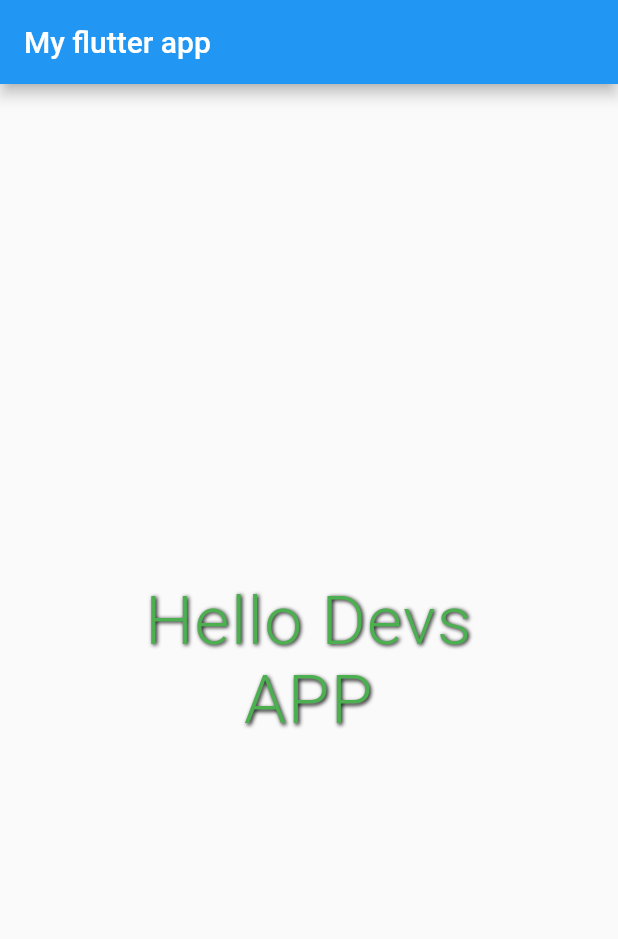
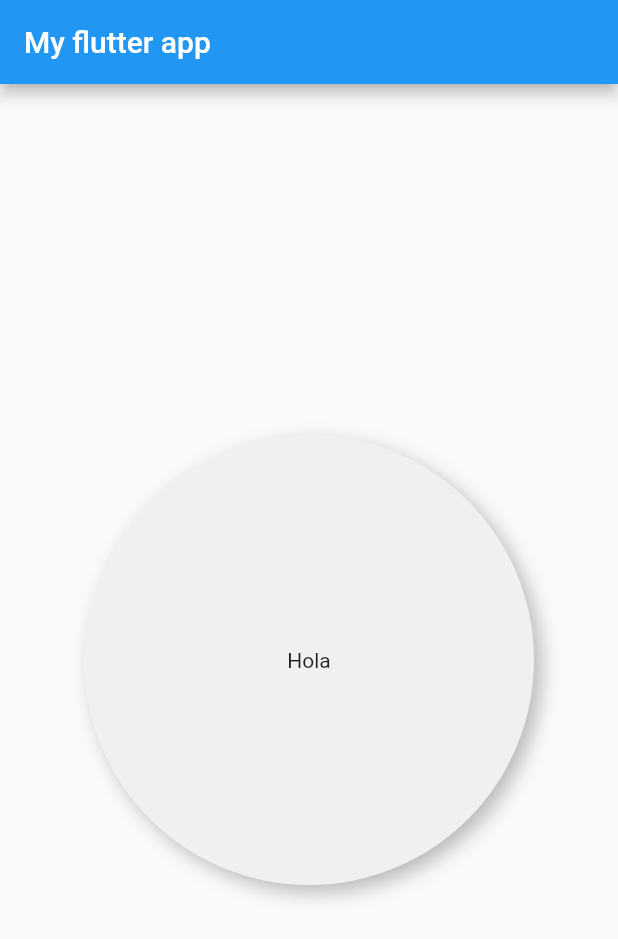
Before and after one commit to efraindrummer/FlutterUX-UI, a Flutter app: the screen it shows after launch, on a phone screen of 412 x 824 dp. Shown: the top 939 px of the screen. Run offline on Flutter 3.47's test engine with Material 2 defaults, Android fonts, the phone set to English and light mode, and no system bars.

Commit message:
widget container con validaciones y reutilizacion del widget + assert

```diff
--- a/lib/page/home_page.dart
+++ b/lib/page/home_page.dart
@@ -1,3 +1,4 @@
+import 'package:fluter_ux_ui/widget/circle_container.dart';
 import 'package:flutter/material.dart';
 
 class HomePage extends StatelessWidget {
@@ -9,17 +10,11 @@ class HomePage extends StatelessWidget {
         title: Text('My flutter app'),
       ),
       body: Center(
-        child: Text(
-          'Hello Devs\nAPP',
-          textAlign: TextAlign.center,
-          style: TextStyle(
-            color: Colors.green,
-            letterSpacing: 1,
-            shadows: [
-              Shadow(color: Colors.black, blurRadius: 3, offset: Offset(1, 1))
-            ],
-            fontSize: 45,
-            fontWeight: FontWeight.w300)),
+        child: CircleContainer(
+          child: Text('Hola'),
+          width: 100,
+          height:100,
+        )
       ),
     );
   }
--- /dev/null
+++ b/lib/widget/circle_container.dart
@@ -0,0 +1,35 @@
+import 'package:flutter/material.dart';
+
+class CircleContainer extends StatelessWidget {
+
+  final Widget child;
+  final double width, height;
+
+  CircleContainer({@required this.child, @required this.height, @required this.width})
+  : assert(child != null),
+    assert(width != null && width >= 100),
+    assert(height != null && height >= 100);
+
+  @override
+  Widget build(BuildContext context) {
+    return  Container(
+      width: 300,
+      height: 300,
+      alignment: Alignment.center,
+      child: Center(
+        child: this.child,
+      ),
+      decoration: BoxDecoration(
+        color: Color(0xfff0f0f0),
+        shape: BoxShape.circle,
+        boxShadow: [
+          BoxShadow(
+            color: Colors.black26,
+            blurRadius: 10,
+            offset: Offset(5, 5)),
+
+        ]
+      ),
+    );
+  }
+}
```
